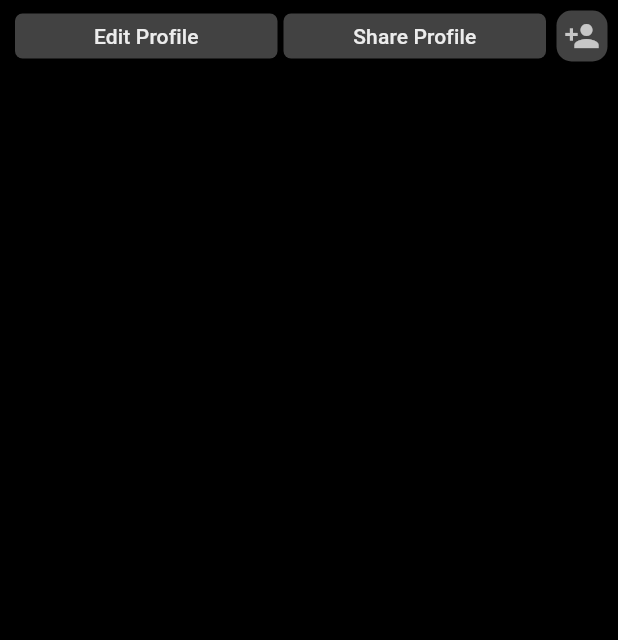
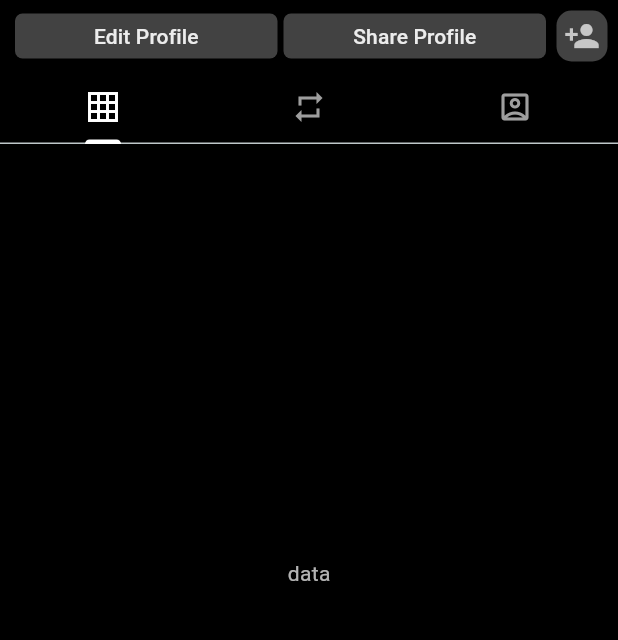
Before and after one commit to Ammo-CH/Instagram_clone, a Flutter app: the ProfileScreen screen opened directly, on a phone screen of 412 x 824 dp, the part 234-874 px from its top. Run offline on Flutter 3.47's test engine with Material 3 defaults, Android fonts, the phone set to English and light mode, and no system bars; our stand-ins replace persistent_bottom_nav_bar_v2, video_player; network calls fail.

Commit message:
Profile screen Complete

```diff
--- a/lib/screens/profile.dart
+++ b/lib/screens/profile.dart
@@ -1,4 +1,5 @@
 import 'package:flutter/material.dart';
+import 'package:instagram/widgets/profile%20screen/profile_tabs.dart';
 
 class ProfileScreen extends StatelessWidget {
   const ProfileScreen({super.key});
@@ -126,7 +127,6 @@ class ProfileScreen extends StatelessWidget {
               ),
               SizedBox(width: 4),
 
-              // Expanded(child: Container()),
               Expanded(
                 child: ElevatedButton(
                   onPressed: () {},
@@ -165,6 +165,11 @@ class ProfileScreen extends StatelessWidget {
               ),
             ],
           ),
+
+          ////////////////////////////
+          //// Tabs intergrations ////
+          ////////////////////////////
+        ProfileTabs()
         ],
       ),
     );
--- /dev/null
+++ b/lib/widgets/profile screen/profile_tabs.dart
@@ -0,0 +1,57 @@
+import 'package:flutter/material.dart';
+
+class ProfileTabs extends StatefulWidget {
+  const ProfileTabs({super.key});
+
+  @override
+  State<ProfileTabs> createState() => _ProfileTabsState();
+}
+
+class _ProfileTabsState extends State<ProfileTabs>
+    with SingleTickerProviderStateMixin {
+  late TabController _tabController;
+
+  @override
+  void initState() {
+    super.initState();
+    _tabController = TabController(length: 3, vsync: this);
+  }
+
+  @override
+  void dispose() {
+    _tabController.dispose();
+    super.dispose();
+  }
+
+  @override
+  Widget build(BuildContext context) {
+    return Expanded(
+      child: Column(
+        children: [
+          TabBar(
+            controller: _tabController,
+            labelColor: Colors.white,
+            unselectedLabelColor: Colors.grey,
+            indicatorColor: Colors.white,
+
+            tabs: [
+              Tab(icon: Icon(Icons.grid_on_sharp)),
+              Tab(icon: Icon(Icons.repeat_sharp)),
+              Tab(icon: Icon(Icons.account_box_outlined)),
+            ],
+          ),
+          Expanded(
+            child: TabBarView(
+              controller: _tabController,
+              children: [
+                Center(child: Text('data')),
+                Center(child: Text('data')),
+                Center(child: Text('data')),
+              ],
+            ),
+          ),
+        ],
+      ),
+    );
+  }
+}
```
